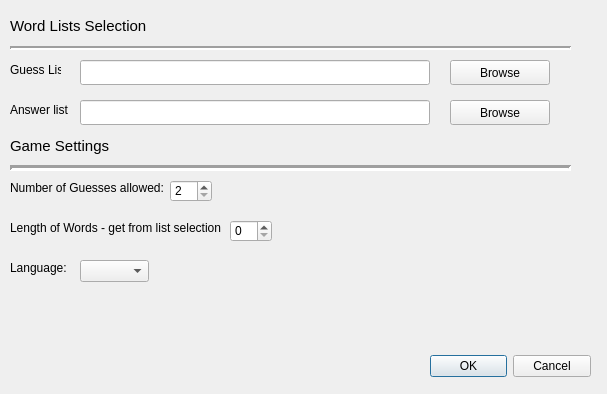
Ross1416/Wurdle, file settingsmenu.ui: the form before one commit.
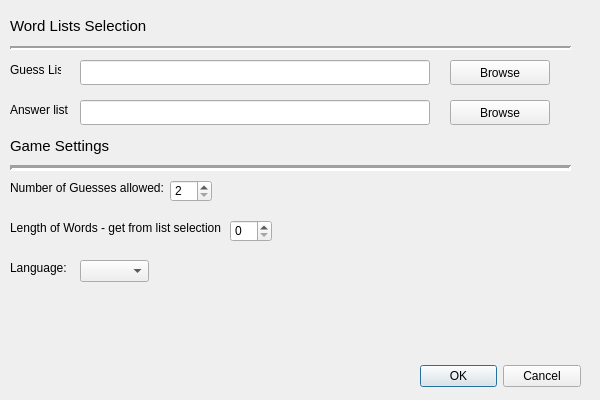
The form after the commit.

Diff of the .ui file:
```diff
--- a/settingsmenu.ui
+++ b/settingsmenu.ui
@@ -6,18 +6,36 @@
    <rect>
     <x>0</x>
     <y>0</y>
-    <width>607</width>
-    <height>394</height>
+    <width>600</width>
+    <height>400</height>
    </rect>
   </property>
+  <property name="sizePolicy">
+   <sizepolicy hsizetype="Fixed" vsizetype="Fixed">
+    <horstretch>0</horstretch>
+    <verstretch>0</verstretch>
+   </sizepolicy>
+  </property>
+  <property name="minimumSize">
+   <size>
+    <width>600</width>
+    <height>400</height>
+   </size>
+  </property>
+  <property name="maximumSize">
+   <size>
+    <width>600</width>
+    <height>400</height>
+   </size>
+  </property>
   <property name="windowTitle">
    <string>Settings</string>
   </property>
   <widget class="QDialogButtonBox" name="dialogBtnBox">
    <property name="geometry">
     <rect>
-     <x>430</x>
-     <y>350</y>
+     <x>420</x>
+     <y>360</y>
      <width>161</width>
      <height>32</height>
     </rect>
```
